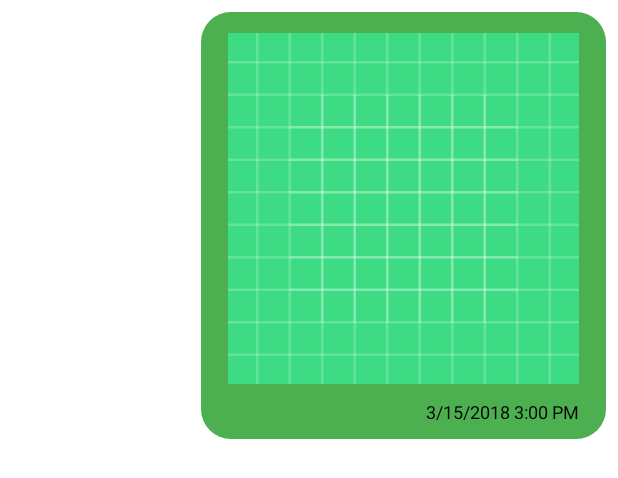
After one commit to yazanprogrammer1/shyf_message, an Android app: the layout item_image_message.xml on its own in the app's theme, with its tools: preview values and no code run, on a phone screen of 412 x 824 dp. The commit adds this screen. Shown: the top 478 px of the screen. Run offline under Robolectric (Android 15) with nearby library versions, the phone set to English and light mode, and no system bars; Roboto replaces fonts that are not available here.

Commit message:
ShyfMessagesApp

```diff
--- a/app/src/main/java/com/example/shyf_message/activity/BaseActivity.kt
+++ b/app/src/main/java/com/example/shyf_message/activity/BaseActivity.kt
@@ -1,10 +1,9 @@
 package com.example.shyf_message.activity
 
+import android.os.Bundle
 import androidx.appcompat.app.AppCompatActivity
-import android.os.Bundle
 import com.bumptech.glide.Glide
 import com.example.shyf_message.databinding.ActivityBaseBinding
-import com.example.shyf_message.databinding.ActivityMainBinding
 import com.example.shyf_message.utils.Constants
 import com.google.firebase.auth.FirebaseAuth
 import com.google.firebase.firestore.DocumentReference
@@ -19,7 +18,6 @@ open class BaseActivity : AppCompatActivity() {
         super.onCreate(savedInstanceState)
         binding = ActivityBaseBinding.inflate(layoutInflater)
         setContentView(binding.root)
-
 
         val database: FirebaseFirestore = FirebaseFirestore.getInstance()
         docRef = database.collection(Constants.KEY_COLLECTION_USER).document(FirebaseAuth.getInstance().uid!!)
--- a/app/src/main/res/layout/activity_chat.xml
+++ b/app/src/main/res/layout/activity_chat.xml
@@ -176,12 +176,12 @@
 
                     <androidx.appcompat.widget.AppCompatImageView
                         android:id="@+id/chatscreen_iv_pin"
-                        android:layout_width="25dp"
-                        android:layout_height="25dp"
+                        android:layout_width="21dp"
+                        android:layout_height="19dp"
+                        android:layout_marginEnd="5dp"
                         android:layout_marginBottom="6dp"
                         android:scaleType="centerCrop"
                         android:src="@drawable/ic_attach_0"
-                        android:layout_marginEnd="5dp"
                         app:layout_constraintBottom_toBottomOf="parent"
                         app:layout_constraintEnd_toStartOf="@+id/chatscreen_iv_camera"
                         app:layout_constraintTop_toTopOf="parent"
--- a/app/src/main/res/layout/attachmentbottomsheet_dialog.xml
+++ b/app/src/main/res/layout/attachmentbottomsheet_dialog.xml
@@ -38,6 +38,7 @@
             android:columnCount="3">
 
             <LinearLayout
+                android:id="@+id/SendImage"
                 android:layout_width="0dp"
                 android:layout_height="wrap_content"
                 android:layout_columnWeight="1"
--- /dev/null
+++ b/app/src/main/res/layout/item_image_message.xml
@@ -0,0 +1,40 @@
+<?xml version="1.0" encoding="utf-8"?>
+<FrameLayout
+    xmlns:android="http://schemas.android.com/apk/res/android"
+    xmlns:tools="http://schemas.android.com/tools"
+    android:layout_width="match_parent"
+    android:layout_height="wrap_content"
+    android:layout_marginTop="8dp"
+    android:layout_marginBottom="8dp"
+    android:layout_marginEnd="8dp"
+    android:layout_marginStart="8dp">
+    <RelativeLayout
+        android:id="@+id/message_root"
+        android:layout_width="wrap_content"
+        android:layout_height="wrap_content"
+        android:layout_gravity="end"
+        android:padding="10dp"
+        android:background="@drawable/button_style">
+        <ImageView
+            android:id="@+id/imageView_message_image"
+            android:layout_width="250dp"
+            android:layout_height="wrap_content"
+            android:scaleType="fitCenter"
+            android:adjustViewBounds="true"
+            android:paddingStart="8dp"
+            android:paddingEnd="8dp"
+            android:paddingTop="4dp"
+            tools:src="@drawable/ic_launcher_background" />
+        <TextView
+            android:id="@+id/textView_message_time"
+            android:layout_width="wrap_content"
+            android:layout_height="wrap_content"
+            android:layout_marginTop="10dp"
+            android:layout_below="@id/imageView_message_image"
+            android:layout_alignEnd="@id/imageView_message_image"
+            android:layout_marginEnd="8dp"
+            android:textSize="12sp"
+            style="@style/TEXT"
+            tools:text="3/15/2018 3:00 PM"/>
+    </RelativeLayout>
+</FrameLayout>
```
Also changed, not shown: app/src/main/java/com/example/shyf_message/activity/ChatActivity.kt (+8 -0 lines), app/src/main/java/com/example/shyf_message/activity/SplashActivity.kt (+21 -1 lines), app/src/main/java/com/example/shyf_message/ui/setting/SettingsFragment.kt (+26 -26 lines).
